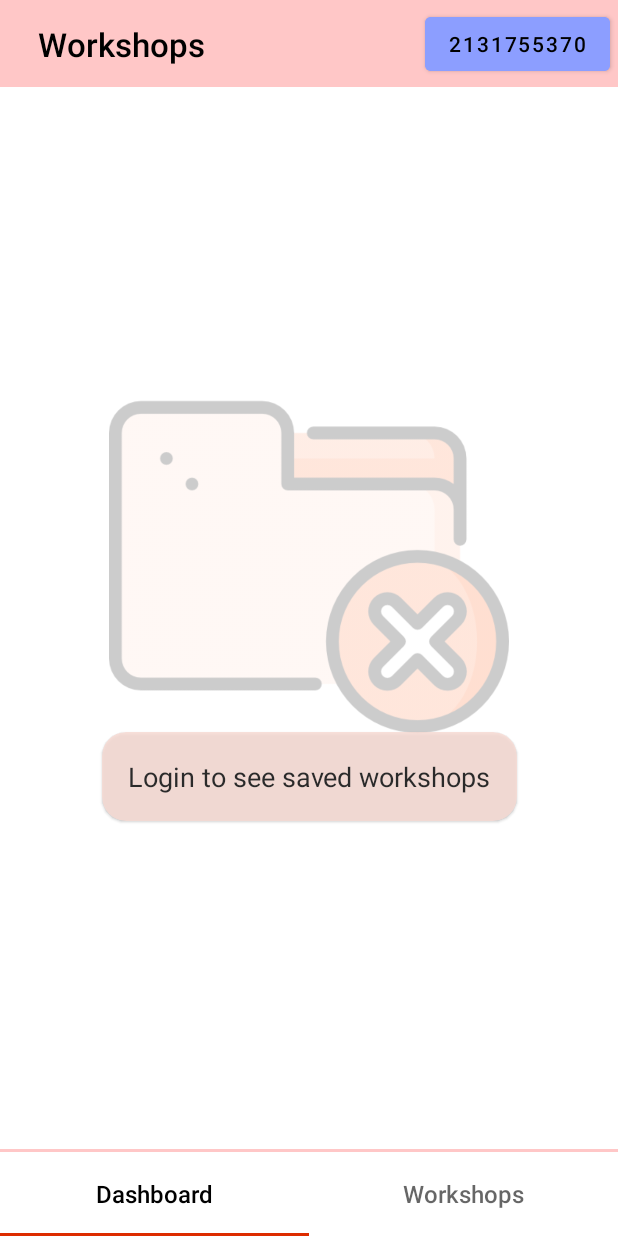
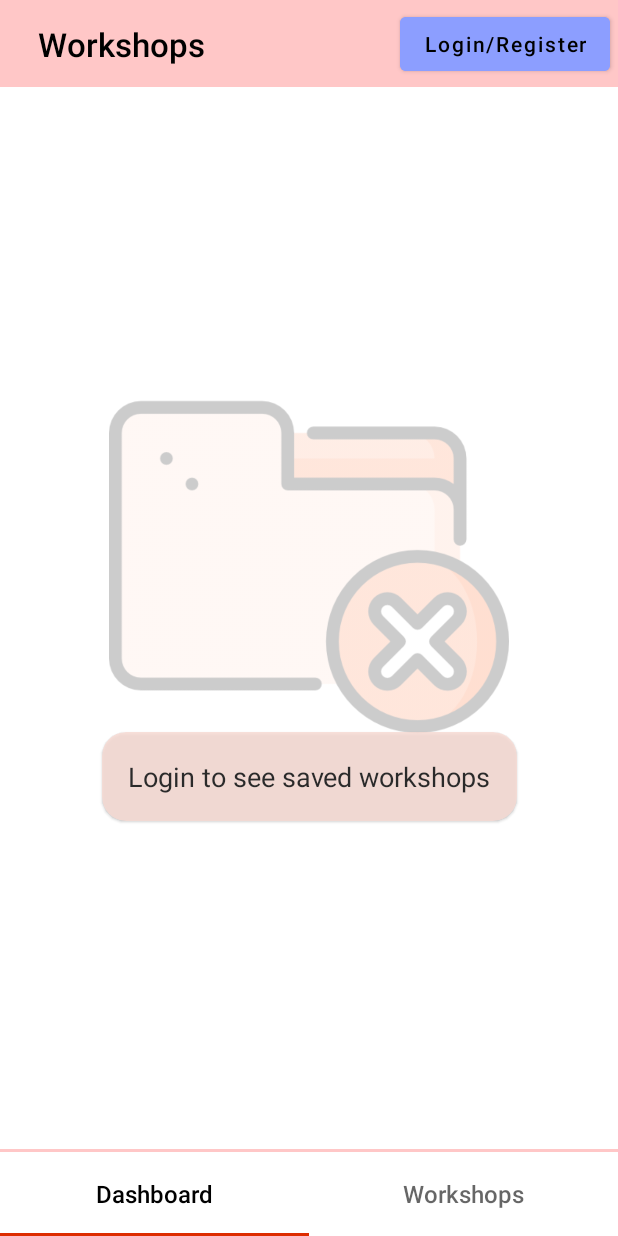
Before and after one commit to itachi-05/Workshops-App, an Android app: the screen it shows after launch (MainActivity), on a phone screen of 412 x 824 dp. Run offline under Robolectric (Android 15) with nearby library versions, the phone set to English and light mode, and no system bars.

Commit message:
minor fix

```diff
--- a/WorkShops/app/src/main/java/com/alpharays/workshops/MainActivity.kt
+++ b/WorkShops/app/src/main/java/com/alpharays/workshops/MainActivity.kt
@@ -59,14 +59,14 @@ class MainActivity : AppCompatActivity() {
         val loginStatusObserver = Observer<Boolean> { isLoggedIn ->
             if (isLoggedIn) {
                 // User is logged in, show the logout button
-                binding.userStatusBtn.text = R.string.logout.toString()
+                binding.userStatusBtn.text = "Logout"
                 binding.userStatusBtn.setOnClickListener {
                     // Handle logout action
                     confirmingLogOut()
                 }
             } else {
                 // User is not logged in, show the login button
-                binding.userStatusBtn.text = R.string.loginRegister.toString()
+                binding.userStatusBtn.text = "Login/Register"
                 binding.userStatusBtn.setOnClickListener {
                     // Handle login action
                     showingLoginPage()
@@ -104,7 +104,7 @@ class MainActivity : AppCompatActivity() {
             .setMessage("Do you wish to Log Out?")
             .setCancelable(true)
             .setPositiveButton("Yes") { dialogInterface, it ->
-                binding.userStatusBtn.text = R.string.loginRegister.toString()
+                binding.userStatusBtn.text = "Login/Register"
                 sharedPreferences = getSharedPreferences("sharingUserDataUsingSP#01", MODE_PRIVATE)
                 val editor = sharedPreferences.edit()
                 editor.putBoolean("login_status", false)
@@ -184,7 +184,7 @@ class MainActivity : AppCompatActivity() {
                                 sharedPreferences2 =
                                     getSharedPreferences("sharingUserIdUsingSP#02", MODE_PRIVATE)
                                 sharedPreferences2.edit().putString("currentUserId", id).apply()
-                                binding.userStatusBtn.text = R.string.signout.toString()
+                                binding.userStatusBtn.text = "Sign Out"
                                 Log.i("checkingEmail_and_Pwd", "$loginUserEmail && $loginUserPwd")
                                 loginUserEmail = ""; loginUserPwd = ""
                                 popupWindow.dismiss()
--- a/WorkShops/app/src/main/res/values/strings.xml
+++ b/WorkShops/app/src/main/res/values/strings.xml
@@ -1,8 +1,5 @@
 <resources>
     <string name="app_name">WorkShops</string>
     <string name="alert_message">Alert</string>
-    <string name="logout">Logout</string>
-    <string name="signout">Sign Out</string>
-    <string name="loginRegister">Login/Register</string>
     <string name="hello_blank_fragment">Hello blank fragment</string>
 </resources>
```
